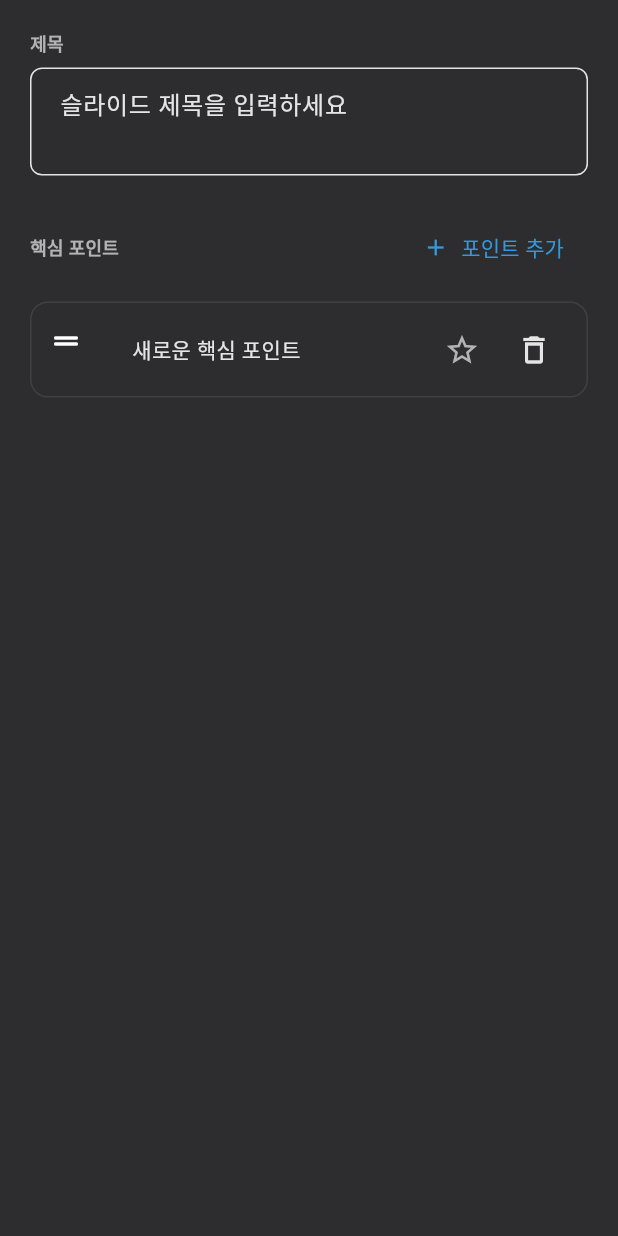
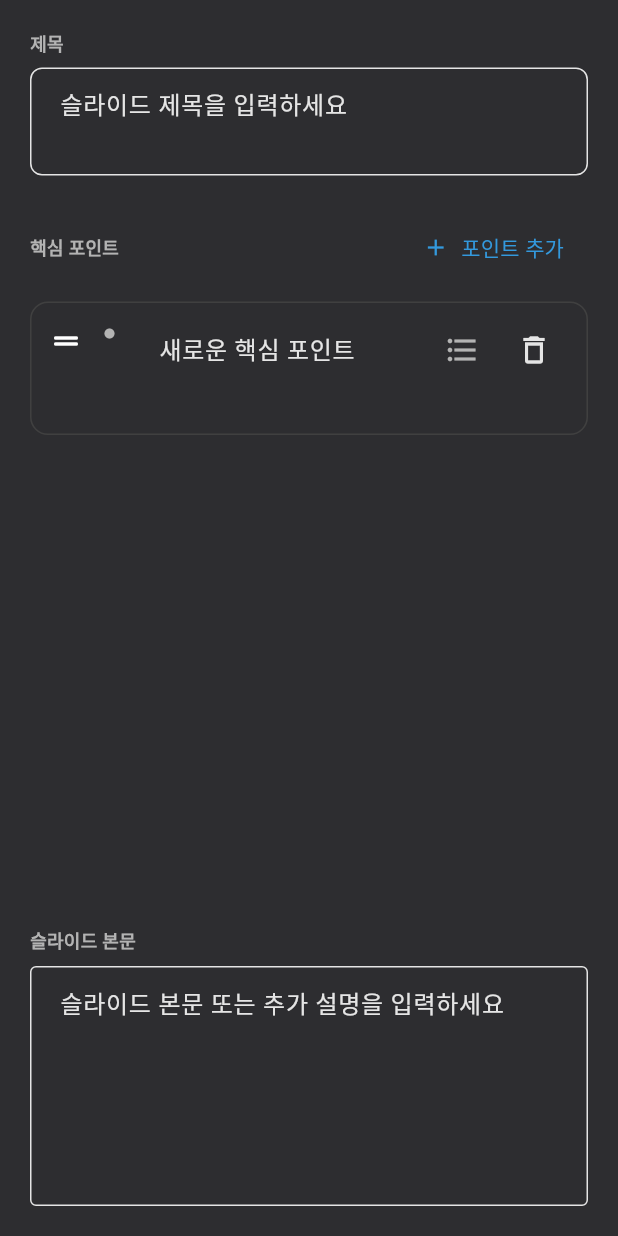
Before and after one commit to hJayLee/project_eidos, a Flutter app: the _ContentPane widget shown alone on an empty page, opened directly with empty values, after a tap on "포인트 추가", on a phone screen of 412 x 824 dp. Run offline on Flutter 3.47's test engine with Material 3 defaults, Android fonts, the phone set to English and light mode, and no system bars; our stand-ins replace cloud_firestore, firebase_auth, firebase_core, flutter_riverpod, riverpod_annotation, shared_preferences; accounts and stored records are empty; generated files the repository leaves out were written again.

Commit message:
feat: enhance slide content editor

```diff
--- a/lib/presentation/pages/editor/widgets/editor_context_panel.dart
+++ b/lib/presentation/pages/editor/widgets/editor_context_panel.dart
@@ -161,12 +161,16 @@ class _ContentPane extends StatefulWidget {
 
 class _ContentPaneState extends State<_ContentPane> {
   late final TextEditingController _titleController;
+  late final TextEditingController _bodyController;
   slide_models.SlideData? _draftSlide;
 
   @override
   void initState() {
     super.initState();
     _titleController = TextEditingController(text: widget.slide?.title ?? '');
+    _bodyController = TextEditingController(
+      text: widget.slide?.metadata['body']?.toString() ?? '',
+    );
   }
 
   @override
@@ -184,12 +188,17 @@ class _ContentPaneState extends State<_ContentPane> {
       _titleController
         ..text = incomingSlide?.title ?? ''
         ..selection = TextSelection.collapsed(offset: _titleController.text.length);
+      _bodyController.text =
+          incomingSlide?.metadata['body']?.toString() ?? '';
+      _bodyController.selection =
+          TextSelection.collapsed(offset: _bodyController.text.length);
     }
   }
 
   @override
   void dispose() {
     _titleController.dispose();
+    _bodyController.dispose();
     super.dispose();
   }
 
@@ -274,19 +283,6 @@ class _ContentPaneState extends State<_ContentPane> {
                     },
                     itemBuilder: (context, index) {
                       final element = currentSlide.elements[index];
-                      final importance =
-                          element.data['importance']?.toString() ?? 'normal';
-                      final textStyle = Theme.of(context)
-                          .textTheme
-                          .bodyMedium
-                          ?.copyWith(
-                            fontWeight: importance == 'highlight'
-                                ? FontWeight.w700
-                                : FontWeight.w500,
-                            color: importance == 'highlight'
-                                ? AppTheme.primaryColor
-                                : AppTheme.textPrimaryColor,
-                          );
 
                       return Card(
                         key: ValueKey(element.id),
@@ -312,6 +308,13 @@ class _ContentPaneState extends State<_ContentPane> {
                                 ),
                               ),
                               const SizedBox(width: 4),
+                              _ListIndicator(
+                                index: index,
+                                listType:
+                                    element.data['listType']?.toString() ??
+                                        'bullet',
+                              ),
+                              const SizedBox(width: 8),
                               Expanded(
                                 child: TextFormField(
                                   key: ValueKey('point-${element.id}'),
@@ -322,7 +325,6 @@ class _ContentPaneState extends State<_ContentPane> {
                                     hintText: '핵심 포인트를 입력하세요',
                                     border: InputBorder.none,
                                   ),
-                                  style: textStyle,
                                   onChanged: (value) {
                                     _updatePoint(
                                       currentSlide,
@@ -337,20 +339,18 @@ class _ContentPaneState extends State<_ContentPane> {
                                 ),
                               ),
                               IconButton(
-                                tooltip: importance == 'highlight'
-                                    ? '강조 해제'
-                                    : '중요 포인트로 강조',
-                                onPressed: () => _togglePointImportance(
+                                tooltip: '리스트 형식 전환',
+                                onPressed: () => _toggleListType(
                                   currentSlide,
                                   element,
                                 ),
                                 icon: Icon(
-                                  importance == 'highlight'
-                                      ? Icons.star
-                                      : Icons.star_border,
-                                  color: importance == 'highlight'
-                                      ? AppTheme.primaryColor
-                                      : AppTheme.textSecondaryColor,
+                                  (element.data['listType']?.toString() ??
+                                              'bullet') ==
+                                          'numbered'
+                                      ? Icons.format_list_numbered
+                                      : Icons.format_list_bulleted,
+                                  color: AppTheme.textSecondaryColor,
                                 ),
                               ),
                               IconButton(
@@ -366,6 +366,34 @@ class _ContentPaneState extends State<_ContentPane> {
                     },
                   ),
           ),
+          const SizedBox(height: 24),
+          _SectionTitle('슬라이드 본문'),
+          const SizedBox(height: 8),
+          SizedBox(
+            height: 160,
+            child: TextField(
+              controller: _bodyController,
+              expands: true,
+              maxLines: null,
+              textAlignVertical: TextAlignVertical.top,
+              decoration: const InputDecoration(
+                border: OutlineInputBorder(),
+                hintText: '슬라이드 본문 또는 추가 설명을 입력하세요',
+              ),
+              onChanged: (value) {
+                final updatedSlide = currentSlide.copyWith(
+                  metadata: {
+                    ...currentSlide.metadata,
+                    'body': value,
+                  },
+                );
+                setState(() {
+                  _draftSlide = updatedSlide;
+                });
+                widget.onSlideUpdated(updatedSlide);
+              },
+            ),
+          ),
         ],
       ),
     );
@@ -377,7 +405,7 @@ class _ContentPaneState extends State<_ContentPane> {
       data: {
         'text': '새로운 핵심 포인트',
         'style': 'bullet',
-        'importance': 'normal',
+        'listType': 'bullet',
       },
     );
     final updatedSlide = slide.addElement(newElement);
@@ -395,25 +423,6 @@ class _ContentPaneState extends State<_ContentPane> {
     widget.onSlideUpdated(updatedSlide);
   }
 
-  void _togglePointImportance(
-    slide_models.SlideData slide,
-    slide_models.SlideElement element,
-  ) {
-    final currentImportance =
-        element.data['importance']?.toString() ?? 'normal';
-    final nextImportance =
-        currentImportance == 'highlight' ? 'normal' : 'highlight';
-
-    final updatedElement = element.copyWith(
-      data: {
-        ...element.data,
-        'importance': nextImportance,
-      },
-    );
-
-    _updatePoint(slide, updatedElement);
-  }
-
   void _updatePoint(
     slide_models.SlideData slide,
     slide_models.SlideElement updatedElement,
@@ -426,6 +435,21 @@ class _ContentPaneState extends State<_ContentPane> {
     widget.onSlideUpdated(updatedSlide);
   }
 
+  void _toggleListType(
+    slide_models.SlideData slide,
+    slide_models.SlideElement element,
+  ) {
+    final currentType = element.data['listType']?.toString() ?? 'bullet';
+    final nextType = currentType == 'numbered' ? 'bullet' : 'numbered';
+    final updatedElement = element.copyWith(
+      data: {
+        ...element.data,
+        'listType': nextType,
+      },
+    );
+    _updatePoint(slide, updatedElement);
+  }
+
   void _reorderPoint(slide_models.SlideData slide, int oldIndex, int newIndex) {
     if (oldIndex < newIndex) {
       newIndex -= 1;
@@ -435,6 +459,36 @@ class _ContentPaneState extends State<_ContentPane> {
       _draftSlide = updatedSlide;
     });
     widget.onSlideUpdated(updatedSlide);
+  }
+}
+
+class _ListIndicator extends StatelessWidget {
+  const _ListIndicator({
+    required this.index,
+    required this.listType,
+  });
+
+  final int index;
+  final String listType;
+
+  @override
+  Widget build(BuildContext context) {
+    if (listType == 'numbered') {
+      return Text(
+        '${index + 1}.',
+        style: Theme.of(context).textTheme.bodyMedium?.copyWith(
+              fontWeight: FontWeight.w600,
+            ),
+      );
+    }
+    return const Padding(
+      padding: EdgeInsets.only(top: 8),
+      child: Icon(
+        Icons.fiber_manual_record,
+        size: 10,
+        color: AppTheme.textSecondaryColor,
+      ),
+    );
   }
 }
 
--- a/lib/services/ai/slide_ai_service.dart
+++ b/lib/services/ai/slide_ai_service.dart
@@ -316,7 +316,7 @@ JSON 형식으로만 응답해주세요.''';
             data: {
               'text': point,
               'style': 'bullet',
-                  'importance': 'normal',
+                  'listType': 'bullet',
             },
           ),
       ];
```
